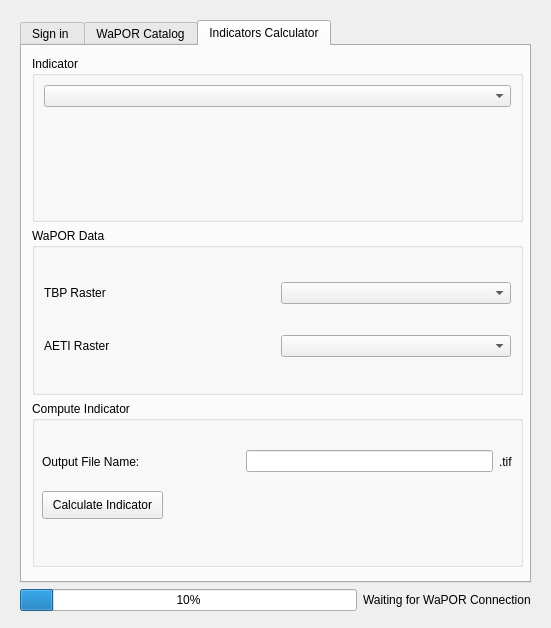
First picture: the form in wap_plugin_dialog_base.ui, repository WAGIS/wap_plugin, before the edit.
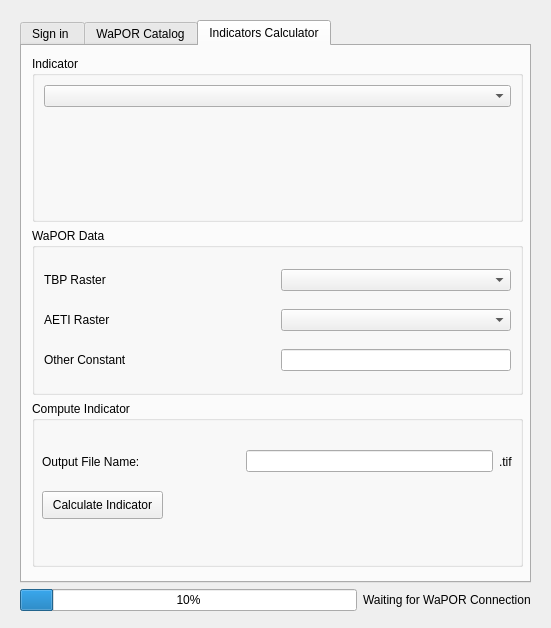
Second picture: the form after the edit.

Commit message: Indicator Parameters auto update complete

```diff
--- a/wap_plugin_dialog_base.ui
+++ b/wap_plugin_dialog_base.ui
@@ -468,7 +468,21 @@
                </widget>
               </item>
               <item>
-               <widget class="QComboBox" name="Raster2ComboBox"/>
+               <widget class="QComboBox" name="Param2ComboBox"/>
+              </item>
+             </layout>
+            </item>
+            <item>
+             <layout class="QHBoxLayout" name="horizontalLayout_12" stretch="8,8">
+              <item>
+               <widget class="QLabel" name="Param3Label">
+                <property name="text">
+                 <string>Other Constant</string>
+                </property>
+               </widget>
+              </item>
+              <item>
+               <widget class="QLineEdit" name="Param3TextBox"/>
               </item>
              </layout>
             </item>
```
Left out of the diff: 6 changed lines with no effect on the pictures. The commit also changes 2 other files.
